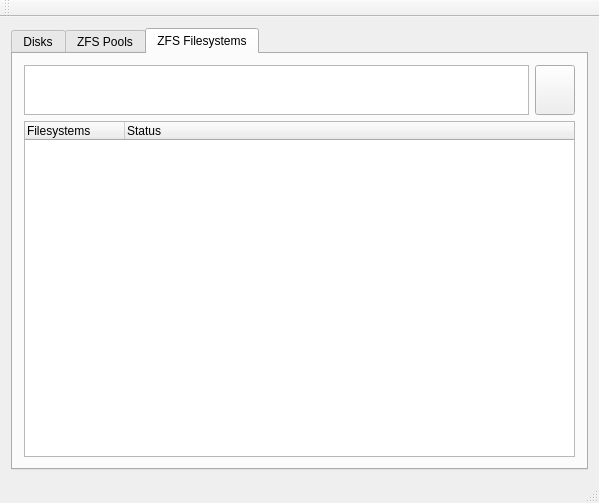
Before: the Qt Designer form pc-zmanager/zmanagerwindow.ui in claudiobsd/pcbsd-work, drawn with Qt 5.
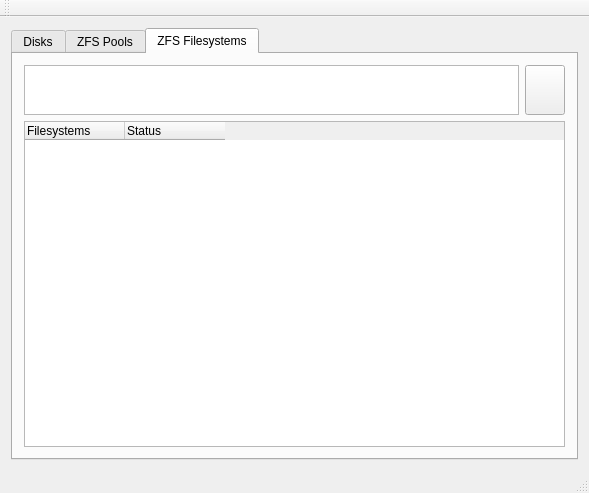
After: the same form once the commit is applied. Icons and pictures are not drawn.

Commit message: Minor fixes to user interface.

Diff of the .ui file:
```diff
--- a/pc-zmanager/zmanagerwindow.ui
+++ b/pc-zmanager/zmanagerwindow.ui
@@ -6,8 +6,8 @@
    <rect>
     <x>0</x>
     <y>0</y>
-    <width>599</width>
-    <height>503</height>
+    <width>589</width>
+    <height>493</height>
    </rect>
   </property>
   <property name="windowTitle">
@@ -269,6 +269,15 @@
           <property name="contextMenuPolicy">
            <enum>Qt::CustomContextMenu</enum>
           </property>
+          <attribute name="headerCascadingSectionResizes">
+           <bool>false</bool>
+          </attribute>
+          <attribute name="headerMinimumSectionSize">
+           <number>100</number>
+          </attribute>
+          <attribute name="headerStretchLastSection">
+           <bool>false</bool>
+          </attribute>
           <column>
            <property name="text">
             <string>Filesystems</string>
```
Left out of the diff: 2 changed lines with no effect on the pictures. The commit also changes 3 other files.
